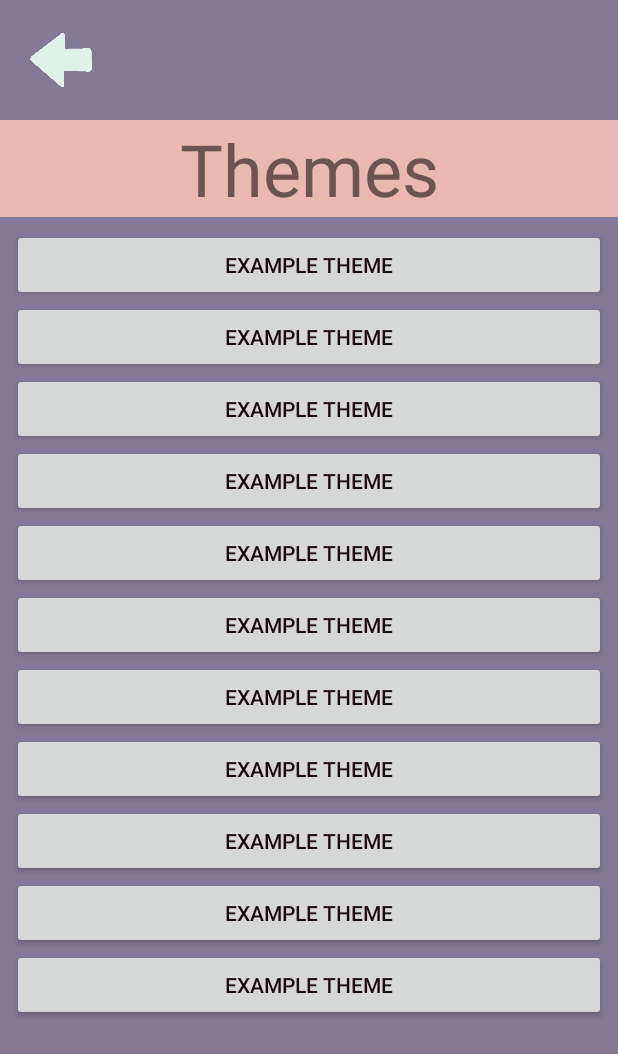
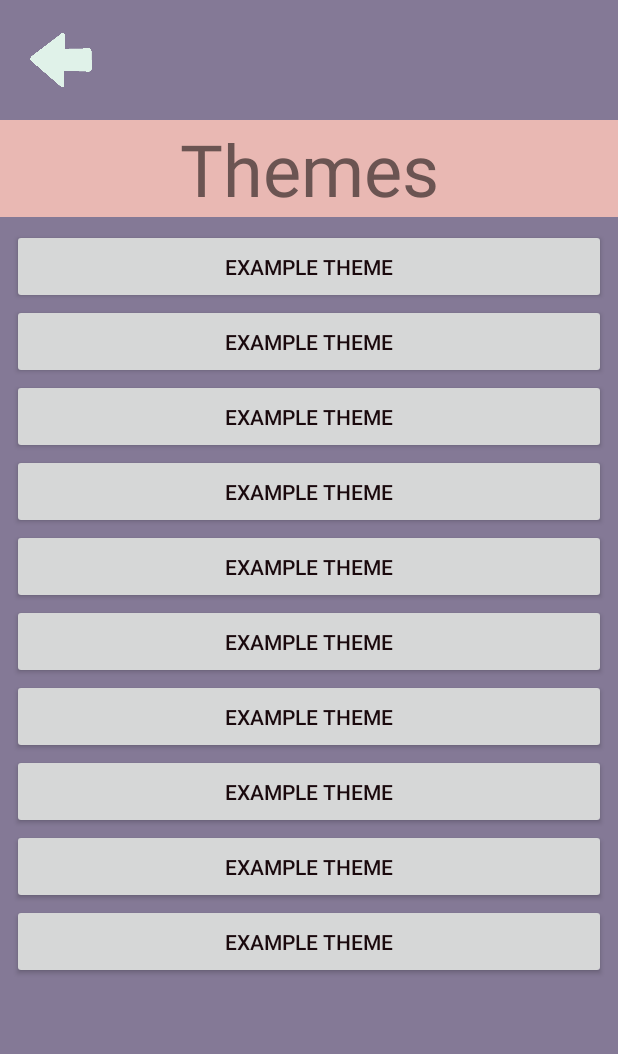
Before and after one commit to zcoop98/TCubed, an Android app: the ThemesList screen opened directly, with no data from a screen before it, on a phone screen of 412 x 824 dp. Shown: the top 1054 px of the screen. Run offline under Robolectric (Android 15) with nearby library versions, the phone set to English and light mode, and no system bars.

Commit message:
Added Toast notification and nav kick up upon selecting new theme

```diff
--- a/app/src/main/res/layout/activity_themes_list.xml
+++ b/app/src/main/res/layout/activity_themes_list.xml
@@ -63,78 +63,71 @@
             <Button
                 android:id="@+id/button30"
                 android:layout_width="match_parent"
-                android:layout_height="wrap_content"
+                android:layout_height="50dp"
                 android:onClick="Theme1"
                 android:text="@string/ThemesList.example" />
 
             <Button
                 android:id="@+id/button12"
                 android:layout_width="match_parent"
-                android:layout_height="wrap_content"
-                android:onClick="Theme1"
+                android:layout_height="50dp"
+                android:onClick="Theme2"
                 android:text="@string/ThemesList.example" />
 
             <Button
                 android:id="@+id/button13"
                 android:layout_width="match_parent"
-                android:layout_height="wrap_content"
-                android:onClick="Theme1"
+                android:layout_height="50dp"
+                android:onClick="Theme3"
                 android:text="@string/ThemesList.example" />
 
             <Button
                 android:id="@+id/button14"
                 android:layout_width="match_parent"
-                android:layout_height="wrap_content"
-                android:onClick="Theme1"
+                android:layout_height="50dp"
+                android:onClick="Theme4"
                 android:text="@string/ThemesList.example" />
 
             <Button
                 android:id="@+id/button15"
                 android:layout_width="match_parent"
-                android:layout_height="wrap_content"
-                android:onClick="Theme1"
+                android:layout_height="50dp"
+                android:onClick="Theme5"
                 android:text="@string/ThemesList.example" />
 
             <Button
                 android:id="@+id/button16"
                 android:layout_width="match_parent"
-                android:layout_height="wrap_content"
-                android:onClick="Theme1"
+                android:layout_height="50dp"
+                android:onClick="Theme6"
                 android:text="@string/ThemesList.example" />
 
             <Button
                 android:id="@+id/button17"
                 android:layout_width="match_parent"
-                android:layout_height="wrap_content"
-                android:onClick="Theme1"
+                android:layout_height="50dp"
+                android:onClick="Theme7"
                 android:text="@string/ThemesList.example" />
 
             <Button
                 android:id="@+id/button18"
                 android:layout_width="match_parent"
-                android:layout_height="wrap_content"
-                android:onClick="Theme1"
+                android:layout_height="50dp"
+                android:onClick="Theme8"
                 android:text="@string/ThemesList.example" />
 
             <Button
                 android:id="@+id/button19"
                 android:layout_width="match_parent"
-                android:layout_height="wrap_content"
-                android:onClick="Theme1"
+                android:layout_height="50dp"
+                android:onClick="Theme9"
                 android:text="@string/ThemesList.example" />
 
             <Button
                 android:id="@+id/button20"
                 android:layout_width="match_parent"
-                android:layout_height="wrap_content"
-                android:onClick="Theme1"
-                android:text="@string/ThemesList.example" />
-
-            <Button
-                android:id="@+id/button21"
-                android:layout_width="match_parent"
-                android:layout_height="wrap_content"
-                android:onClick="Theme1"
+                android:layout_height="50dp"
+                android:onClick="Theme10"
                 android:text="@string/ThemesList.example" />
 
         </LinearLayout>
```
Also changed, not shown: app/src/main/java/com/example/zachl/tcubed/ThemesList.java (+25 -11 lines).
